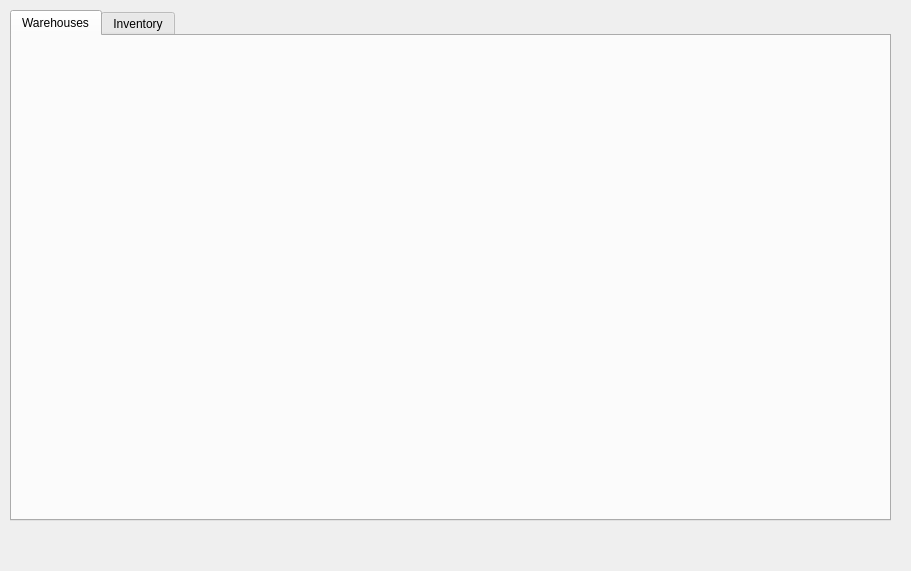
Old version of the form Forms/settings.ui in the repository fer1401/LogistSim.
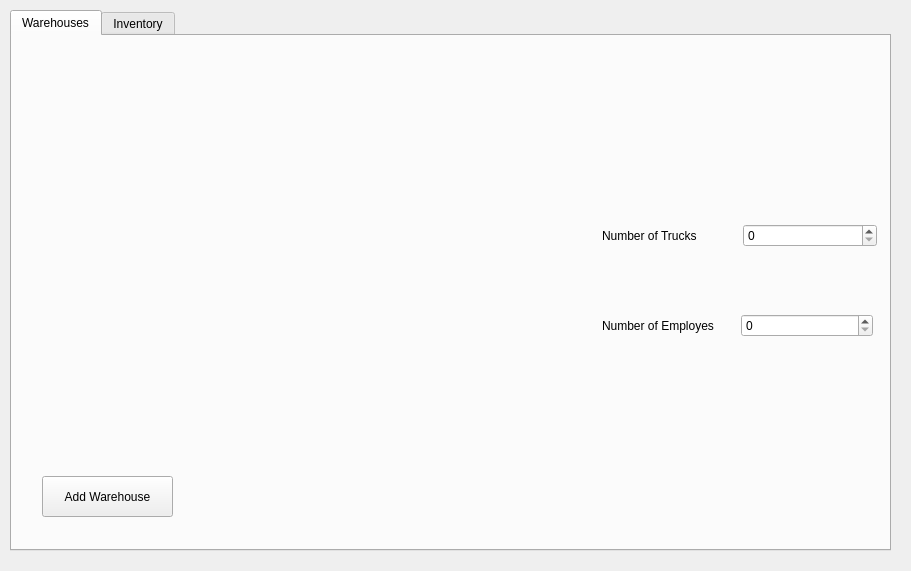
New version of the form. The open tabs and pages were chosen to show the change.

The edit to the form file:
```diff
--- a/Forms/settings.ui
+++ b/Forms/settings.ui
@@ -19,7 +19,7 @@
      <x>10</x>
      <y>10</y>
      <width>881</width>
-     <height>511</height>
+     <height>541</height>
     </rect>
    </property>
    <property name="currentIndex">
@@ -32,13 +32,78 @@
     <widget class="QWidget" name="widget" native="true">
      <property name="geometry">
       <rect>
-       <x>20</x>
+       <x>10</x>
        <y>10</y>
-       <width>601</width>
-       <height>371</height>
+       <width>581</width>
+       <height>401</height>
       </rect>
      </property>
     </widget>
+    <widget class="QPushButton" name="pushButton">
+     <property name="geometry">
+      <rect>
+       <x>30</x>
+       <y>440</y>
+       <width>131</width>
+       <height>41</height>
+      </rect>
+     </property>
+     <property name="text">
+      <string>Add Warehouse</string>
+     </property>
+    </widget>
+    <widget class="QWidget" name="horizontalLayoutWidget">
+     <property name="geometry">
+      <rect>
+       <x>590</x>
+       <y>160</y>
+       <width>275</width>
+       <height>80</height>
+      </rect>
+     </property>
+     <layout class="QHBoxLayout" name="horizontalLayout">
+      <item>
+       <widget class="QLabel" name="NumTrucksLabel">
+        <property name="text">
+         <string>Number of Trucks</string>
+        </property>
+       </widget>
+      </item>
+      <item>
+       <widget class="QSpinBox" name="spinBox">
+        <property name="maximum">
+         <number>5</number>
+        </property>
+       </widget>
+      </item>
+     </layout>
+    </widget>
+    <widget class="QWidget" name="horizontalLayoutWidget_2">
+     <property name="geometry">
+      <rect>
+       <x>590</x>
+       <y>250</y>
+       <width>271</width>
+       <height>80</height>
+      </rect>
+     </property>
+     <layout class="QHBoxLayout" name="horizontalLayout_2">
+      <item>
+       <widget class="QLabel" name="NumEmployesLabel">
+        <property name="text">
+         <string>Number of Employes</string>
+        </property>
+       </widget>
+      </item>
+      <item>
+       <widget class="QSpinBox" name="spinBox_2">
+        <property name="maximum">
+         <number>5</number>
+        </property>
+       </widget>
+      </item>
+     </layout>
+    </widget>
    </widget>
    <widget class="QWidget" name="tab_2">
     <attribute name="title">
```
Left out of the diff: 45 changed lines with no effect on the pictures.
